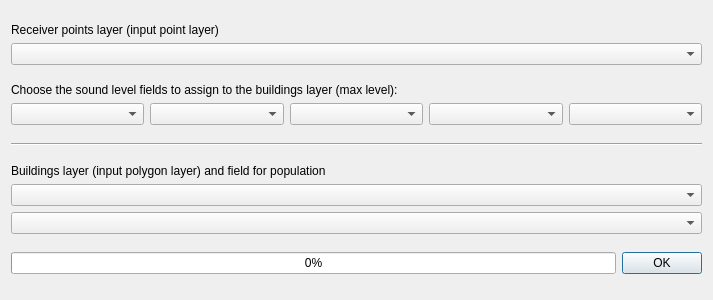
Above: tools/ui_AssignLevelsToBuildings.ui from pierluigiderosa/openoise before the change. Below: the same form after it.
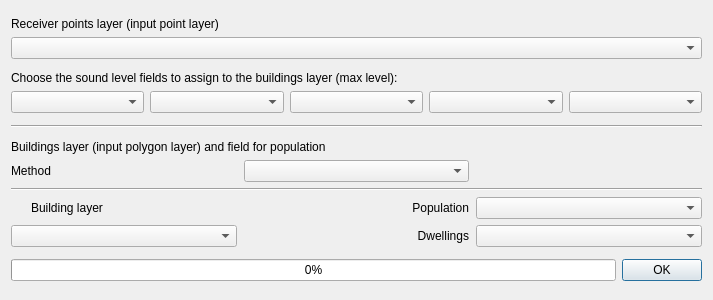
That is the form after the change. Custom widgets are drawn as their Qt base class.

Patch:
```diff
--- a/tools/ui_AssignLevelsToBuildings.ui
+++ b/tools/ui_AssignLevelsToBuildings.ui
@@ -130,17 +130,77 @@
       </widget>
      </item>
      <item>
-      <widget class="QgsMapLayerComboBox" name="buildings_layer_comboBox"/>
-     </item>
-     <item>
-      <widget class="QgsFieldComboBox" name="receiver_points_population_field">
-       <property name="toolTip">
-        <string>population field</string>
+      <layout class="QGridLayout" name="gridLayout">
+       <property name="horizontalSpacing">
+        <number>7</number>
        </property>
-       <property name="statusTip">
-        <string extracomment="population field"/>
-       </property>
-      </widget>
+       <item row="2" column="2">
+        <widget class="QgsFieldComboBox" name="receiver_points_population_field">
+         <property name="toolTip">
+          <string>population field</string>
+         </property>
+         <property name="statusTip">
+          <string extracomment="population field"/>
+         </property>
+        </widget>
+       </item>
+       <item row="2" column="1">
+        <widget class="QLabel" name="label_2">
+         <property name="text">
+          <string>Population</string>
+         </property>
+         <property name="alignment">
+          <set>Qt::AlignRight|Qt::AlignTrailing|Qt::AlignVCenter</set>
+         </property>
+        </widget>
+       </item>
+       <item row="0" column="0">
+        <widget class="QLabel" name="label">
+         <property name="text">
+          <string>Method</string>
+         </property>
+        </widget>
+       </item>
+       <item row="0" column="1">
+        <widget class="QComboBox" name="methodComboBox"/>
+       </item>
+       <item row="3" column="2">
+        <widget class="QgsFieldComboBox" name="dwellingCombobox"/>
+       </item>
+       <item row="3" column="1">
+        <widget class="QLabel" name="label_3">
+         <property name="text">
+          <string>Dwellings</string>
+         </property>
+         <property name="alignment">
+          <set>Qt::AlignRight|Qt::AlignTrailing|Qt::AlignVCenter</set>
+         </property>
+        </widget>
+       </item>
+       <item row="1" column="0" colspan="3">
+        <widget class="Line" name="line_2">
+         <property name="orientation">
+          <enum>Qt::Horizontal</enum>
+         </property>
+        </widget>
+       </item>
+       <item row="3" column="0">
+        <widget class="QgsMapLayerComboBox" name="buildings_layer_comboBox"/>
+       </item>
+       <item row="2" column="0">
+        <widget class="QLabel" name="label_4">
+         <property name="text">
+          <string>Building layer</string>
+         </property>
+         <property name="margin">
+          <number>0</number>
+         </property>
+         <property name="indent">
+          <number>20</number>
+         </property>
+        </widget>
+       </item>
+      </layout>
      </item>
     </layout>
    </item>
```
Left out of the diff: 48 changed lines with no effect on the pictures.
